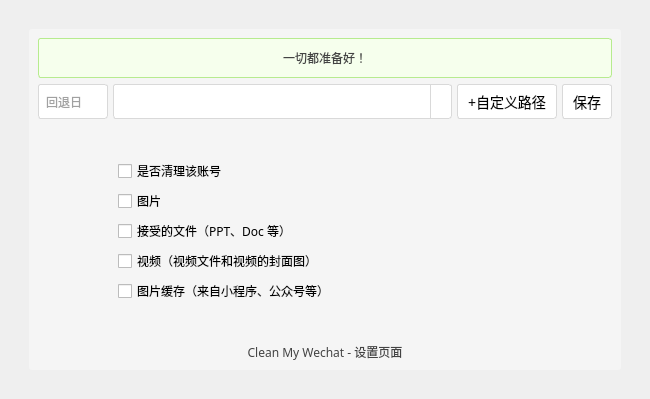
Old version of the form ui/config.ui in the repository blackboxo/CleanMyWechat.
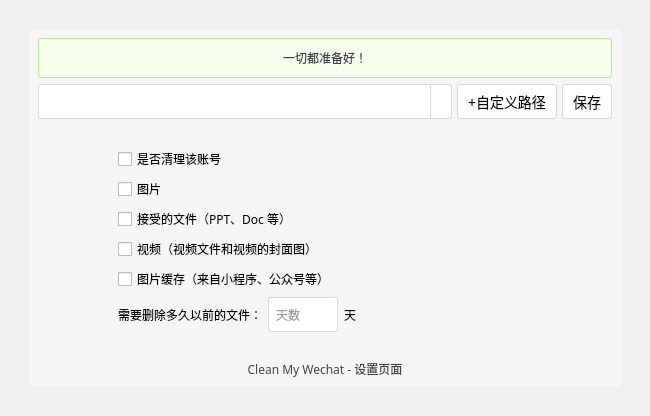
New version of the form. Icons and pictures are not drawn.

```diff
--- a/ui/config.ui
+++ b/ui/config.ui
@@ -7,7 +7,7 @@
     <x>0</x>
     <y>0</y>
     <width>650</width>
-    <height>399</height>
+    <height>416</height>
    </rect>
   </property>
   <property name="windowTitle">
@@ -98,50 +98,6 @@
          <property name="sizeConstraint">
           <enum>QLayout::SetDefaultConstraint</enum>
          </property>
-         <item>
-          <widget class="QLineEdit" name="line_gobackdays">
-           <property name="minimumSize">
-            <size>
-             <width>70</width>
-             <height>35</height>
-            </size>
-           </property>
-           <property name="maximumSize">
-            <size>
-             <width>60</width>
-             <height>16777215</height>
-            </size>
-           </property>
-           <property name="font">
-            <font>
-             <family>微软雅黑</family>
-            </font>
-           </property>
-           <property name="styleSheet">
-            <string notr="true">.QLineEdit {
-	border:1px solid #d9d9d9;
-	border-radius:3px;
-	line-height: 140px;
-	padding: 5px;
-	color: #434343;
-}
-
-.QLineEdit:hover {
-	border:1px solid #40a9ff;
-	border-radius:3px;
-	line-height: 140px;
-	padding: 5px;
-	color: #434343;
-}</string>
-           </property>
-           <property name="text">
-            <string/>
-           </property>
-           <property name="placeholderText">
-            <string>回退日</string>
-           </property>
-          </widget>
-         </item>
          <item>
           <widget class="QComboBox" name="combo_user">
            <property name="minimumSize">
@@ -568,6 +524,107 @@
          </item>
         </layout>
        </item>
+       <item>
+        <layout class="QHBoxLayout" name="horizontalLayout_3" stretch="0,0,0,0,0">
+         <item>
+          <spacer name="horizontalSpacer_3">
+           <property name="orientation">
+            <enum>Qt::Horizontal</enum>
+           </property>
+           <property name="sizeType">
+            <enum>QSizePolicy::Maximum</enum>
+           </property>
+           <property name="sizeHint" stdset="0">
+            <size>
+             <width>80</width>
+             <height>20</height>
+            </size>
+           </property>
+          </spacer>
+         </item>
+         <item>
+          <widget class="QLabel" name="label_2">
+           <property name="font">
+            <font>
+             <family>Microsoft YaHei</family>
+            </font>
+           </property>
+           <property name="text">
+            <string>需要删除多久以前的文件：</string>
+           </property>
+          </widget>
+         </item>
+         <item>
+          <widget class="QLineEdit" name="line_gobackdays">
+           <property name="minimumSize">
+            <size>
+             <width>70</width>
+             <height>35</height>
+            </size>
+           </property>
+           <property name="maximumSize">
+            <size>
+             <width>60</width>
+             <height>16777215</height>
+            </size>
+           </property>
+           <property name="font">
+            <font>
+             <family>微软雅黑</family>
+            </font>
+           </property>
+           <property name="styleSheet">
+            <string notr="true">.QLineEdit {
+	border:1px solid #d9d9d9;
+	border-radius:3px;
+	line-height: 140px;
+	padding: 5px;
+	color: #434343;
+}
+
+.QLineEdit:hover {
+	border:1px solid #40a9ff;
+	border-radius:3px;
+	line-height: 140px;
+	padding: 5px;
+	color: #434343;
+}</string>
+           </property>
+           <property name="text">
+            <string/>
+           </property>
+           <property name="placeholderText">
+            <string>天数</string>
+           </property>
+          </widget>
+         </item>
+         <item>
+          <widget class="QLabel" name="label_3">
+           <property name="font">
+            <font>
+             <family>Microsoft YaHei</family>
+            </font>
+           </property>
+           <property name="text">
+            <string>天</string>
+           </property>
+          </widget>
+         </item>
+         <item>
+          <spacer name="horizontalSpacer_4">
+           <property name="orientation">
+            <enum>Qt::Horizontal</enum>
+           </property>
+           <property name="sizeHint" stdset="0">
+            <size>
+             <width>40</width>
+             <height>20</height>
+            </size>
+           </property>
+          </spacer>
+         </item>
+        </layout>
+       </item>
        <item>
         <spacer name="verticalSpacer_4">
          <property name="orientation">
```
